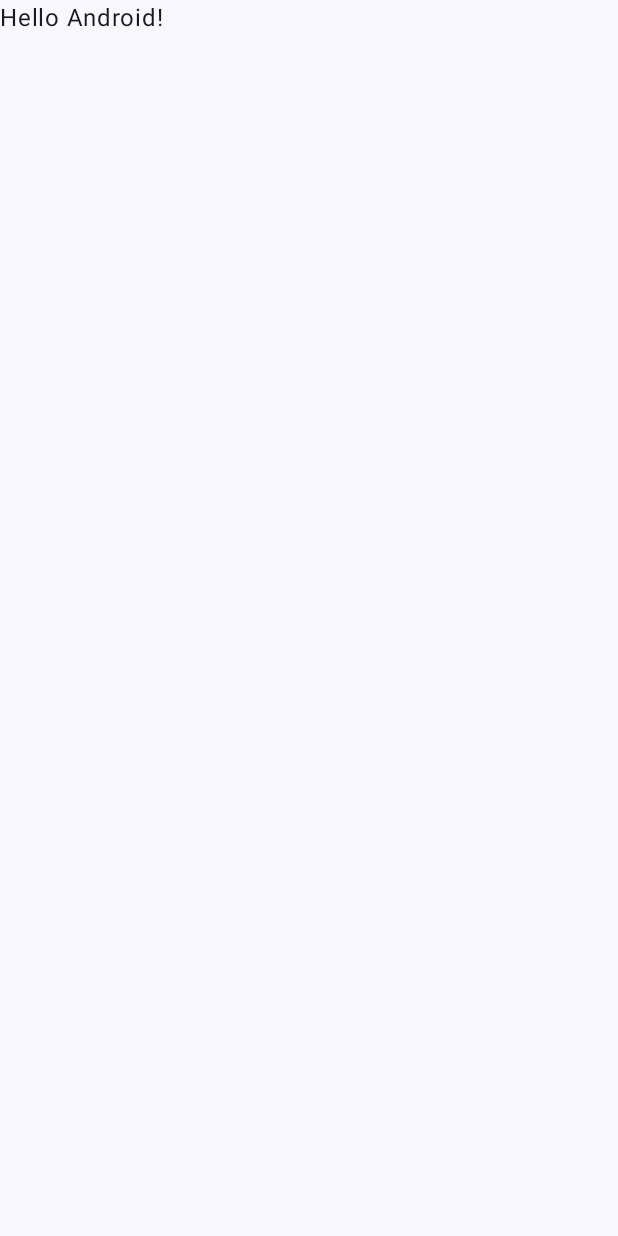
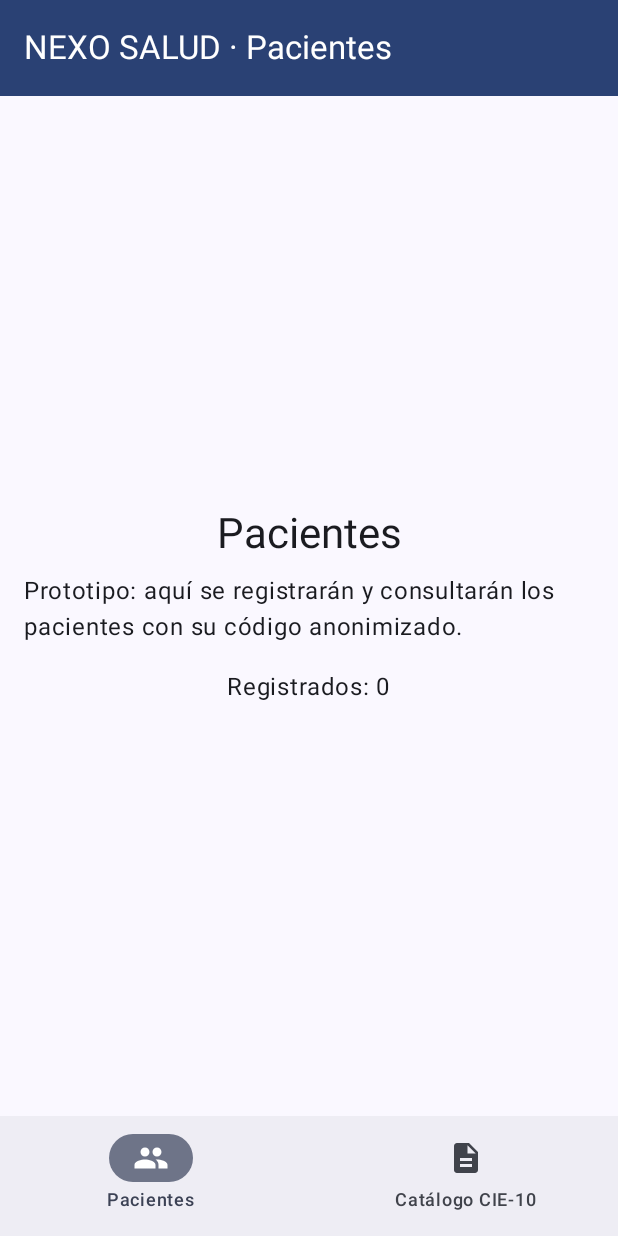
Before and after one commit to Giorgio2907/NexoSalud, an Android app built with Jetpack Compose: the screen it shows after launch (MainActivity), on a phone screen of 412 x 824 dp. Before the commit the screen is almost empty. Run offline under Robolectric (Android 15) with nearby library versions, the phone set to English and light mode, and no system bars; our stand-ins replace Room's generated code.

Commit message:
S1-1.4 Navegación, Scaffold y pantallas prototipo

```diff
--- a/app/src/main/java/pe/edu/unmsm/nexosalud/MainActivity.kt
+++ b/app/src/main/java/pe/edu/unmsm/nexosalud/MainActivity.kt
@@ -1,57 +1,32 @@
 package pe.edu.unmsm.nexosalud
 
 import android.os.Bundle
-import android.util.Log
 import androidx.activity.ComponentActivity
 import androidx.activity.compose.setContent
 import androidx.activity.enableEdgeToEdge
-import androidx.compose.foundation.layout.fillMaxSize
-import androidx.compose.foundation.layout.padding
-import androidx.compose.material3.Scaffold
-import androidx.compose.material3.Text
-import androidx.compose.runtime.Composable
-import androidx.compose.ui.Modifier
-import androidx.compose.ui.tooling.preview.Preview
-import androidx.lifecycle.ViewModelProvider
-import androidx.lifecycle.lifecycleScope
-import kotlinx.coroutines.launch
+import androidx.activity.viewModels
 import pe.edu.unmsm.nexosalud.data.local.AppDatabase
-import pe.edu.unmsm.nexosalud.data.local.EstablecimientoEntity
 import pe.edu.unmsm.nexosalud.data.repository.PacienteRepository
 import pe.edu.unmsm.nexosalud.model.PacienteViewModel
 import pe.edu.unmsm.nexosalud.model.PacienteViewModelFactory
+import pe.edu.unmsm.nexosalud.ui.navigation.AppNavigation
 import pe.edu.unmsm.nexosalud.ui.theme.NexoSaludTheme
-import kotlin.jvm.java
 
 class MainActivity : ComponentActivity() {
+
+    private val pacienteViewModel: PacienteViewModel by viewModels {
+        PacienteViewModelFactory(
+            PacienteRepository(AppDatabase.getDatabase(this).pacienteDao())
+        )
+    }
+
     override fun onCreate(savedInstanceState: Bundle?) {
         super.onCreate(savedInstanceState)
         enableEdgeToEdge()
         setContent {
             NexoSaludTheme {
-                Scaffold(modifier = Modifier.fillMaxSize()) { innerPadding ->
-                    Greeting(
-                        name = "Android",
-                        modifier = Modifier.padding(innerPadding)
-                    )
-                }
+                AppNavigation(pacienteViewModel)
             }
         }
     }
 }
-
-@Composable
-fun Greeting(name: String, modifier: Modifier = Modifier) {
-    Text(
-        text = "Hello $name!",
-        modifier = modifier
-    )
-}
-
-@Preview(showBackground = true)
-@Composable
-fun GreetingPreview() {
-    NexoSaludTheme {
-        Greeting("Android")
-    }
-}
--- /dev/null
+++ b/app/src/main/java/pe/edu/unmsm/nexosalud/ui/navigation/AppNavigation.kt
@@ -0,0 +1,92 @@
+package pe.edu.unmsm.nexosalud.ui.navigation
+
+import androidx.compose.foundation.layout.padding
+import androidx.compose.material.icons.Icons
+import androidx.compose.material.icons.filled.Description
+import androidx.compose.material.icons.filled.People
+import androidx.compose.material3.ExperimentalMaterial3Api
+import androidx.compose.material3.Icon
+import androidx.compose.material3.MaterialTheme
+import androidx.compose.material3.NavigationBar
+import androidx.compose.material3.NavigationBarItem
+import androidx.compose.material3.Scaffold
+import androidx.compose.material3.Text
+import androidx.compose.material3.TopAppBar
+import androidx.compose.material3.TopAppBarDefaults
+import androidx.compose.runtime.Composable
+import androidx.compose.runtime.getValue
+import androidx.compose.ui.Modifier
+import androidx.compose.ui.graphics.vector.ImageVector
+import androidx.navigation.NavController
+import androidx.navigation.NavGraph.Companion.findStartDestination
+import androidx.navigation.compose.NavHost
+import androidx.navigation.compose.composable
+import androidx.navigation.compose.currentBackStackEntryAsState
+import androidx.navigation.compose.rememberNavController
+import pe.edu.unmsm.nexosalud.model.PacienteViewModel
+import pe.edu.unmsm.nexosalud.ui.screens.catalogo.CatalogoScreen
+import pe.edu.unmsm.nexosalud.ui.screens.pacientes.PacientesScreen
+
+@OptIn(ExperimentalMaterial3Api::class)
+@Composable
+fun AppNavigation(pacienteViewModel: PacienteViewModel) {
+    val navController = rememberNavController()
+    val entradaActual by navController.currentBackStackEntryAsState()
+    val rutaActual = entradaActual?.destination?.route
+
+    val titulo = when (rutaActual) {
+        Routes.Catalogo.ruta -> Routes.Catalogo.titulo
+        else -> Routes.Pacientes.titulo
+    }
+
+    Scaffold(
+        topBar = {
+            TopAppBar(
+                title = { Text("NEXO SALUD · $titulo") },
+                colors = TopAppBarDefaults.topAppBarColors(
+                    containerColor = MaterialTheme.colorScheme.primary,
+                    titleContentColor = MaterialTheme.colorScheme.onPrimary
+                )
+            )
+        },
+        bottomBar = { BottomBar(navController, rutaActual) }
+    ) { innerPadding ->
+        NavHost(
+            navController = navController,
+            startDestination = Routes.Pacientes.ruta,
+            modifier = Modifier.padding(innerPadding)
+        ) {
+            composable(Routes.Pacientes.ruta) { PacientesScreen(pacienteViewModel) }
+            composable(Routes.Catalogo.ruta) { CatalogoScreen() }
+        }
+    }
+}
+
+private data class ItemBarra(val ruta: Routes, val icono: ImageVector)
+
+@Composable
+private fun BottomBar(navController: NavController, rutaActual: String?) {
+    val items = listOf(
+        ItemBarra(Routes.Pacientes, Icons.Default.People),
+        ItemBarra(Routes.Catalogo, Icons.Default.Description)
+    )
+
+    NavigationBar {
+        items.forEach { item ->
+            NavigationBarItem(
+                selected = rutaActual == item.ruta.ruta,
+                onClick = {
+                    navController.navigate(item.ruta.ruta) {
+                        popUpTo(navController.graph.findStartDestination().id) {
+                            saveState = true
+                        }
+                        launchSingleTop = true
+                        restoreState = true
+                    }
+                },
+                icon = { Icon(item.icono, contentDescription = item.ruta.titulo) },
+                label = { Text(item.ruta.titulo) }
+            )
+        }
+    }
+}
--- /dev/null
+++ b/app/src/main/java/pe/edu/unmsm/nexosalud/ui/navigation/Routes.kt
@@ -0,0 +1,6 @@
+package pe.edu.unmsm.nexosalud.ui.navigation
+
+sealed class Routes(val ruta: String, val titulo: String) {
+    object Pacientes : Routes("pacientes", "Pacientes")
+    object Catalogo : Routes("catalogo", "Catálogo CIE-10")
+}
--- /dev/null
+++ b/app/src/main/java/pe/edu/unmsm/nexosalud/ui/screens/catalogo/CatalogoScreen.kt
@@ -0,0 +1,32 @@
+package pe.edu.unmsm.nexosalud.ui.screens.catalogo
+
+import androidx.compose.foundation.layout.Arrangement
+import androidx.compose.foundation.layout.Column
+import androidx.compose.foundation.layout.fillMaxSize
+import androidx.compose.foundation.layout.padding
+import androidx.compose.material3.MaterialTheme
+import androidx.compose.material3.Text
+import androidx.compose.runtime.Composable
+import androidx.compose.ui.Alignment
+import androidx.compose.ui.Modifier
+import androidx.compose.ui.unit.dp
+
+@Composable
+fun CatalogoScreen() {
+    Column(
+        modifier = Modifier
+            .fillMaxSize()
+            .padding(16.dp),
+        verticalArrangement = Arrangement.Center,
+        horizontalAlignment = Alignment.CenterHorizontally
+    ) {
+        Text(
+            text = "Catálogo CIE-10",
+            style = MaterialTheme.typography.headlineMedium
+        )
+        Text(
+            text = "Prototipo: aquí se mostrará el catálogo de diagnósticos y los marcados como no pertinentes.",
+            modifier = Modifier.padding(top = 8.dp)
+        )
+    }
+}
--- /dev/null
+++ b/app/src/main/java/pe/edu/unmsm/nexosalud/ui/screens/pacientes/PacientesScreen.kt
@@ -0,0 +1,41 @@
+package pe.edu.unmsm.nexosalud.ui.screens.pacientes
+
+import androidx.compose.foundation.layout.Arrangement
+import androidx.compose.foundation.layout.Column
+import androidx.compose.foundation.layout.fillMaxSize
+import androidx.compose.foundation.layout.padding
+import androidx.compose.material3.MaterialTheme
+import androidx.compose.material3.Text
+import androidx.compose.runtime.Composable
+import androidx.compose.runtime.getValue
+import androidx.compose.runtime.collectAsState
+import androidx.compose.ui.Alignment
+import androidx.compose.ui.Modifier
+import androidx.compose.ui.unit.dp
+import pe.edu.unmsm.nexosalud.model.PacienteViewModel
+
+@Composable
+fun PacientesScreen(viewModel: PacienteViewModel) {
+    val pacientes by viewModel.pacientes.collectAsState()
+
+    Column(
+        modifier = Modifier
+            .fillMaxSize()
+            .padding(16.dp),
+        verticalArrangement = Arrangement.Center,
+        horizontalAlignment = Alignment.CenterHorizontally
+    ) {
+        Text(
+            text = "Pacientes",
+            style = MaterialTheme.typography.headlineMedium
+        )
+        Text(
+            text = "Prototipo: aquí se registrarán y consultarán los pacientes con su código anonimizado.",
+            modifier = Modifier.padding(top = 8.dp)
+        )
+        Text(
+            text = "Registrados: ${pacientes.size}",
+            modifier = Modifier.padding(top = 16.dp)
+        )
+    }
+}
```
